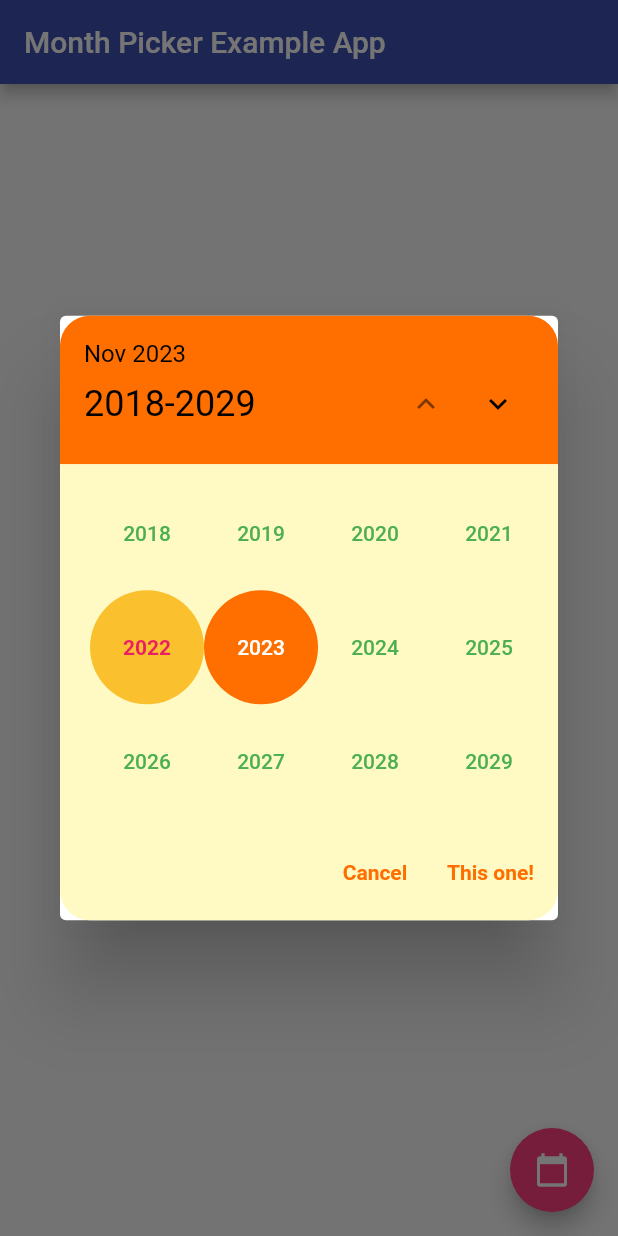
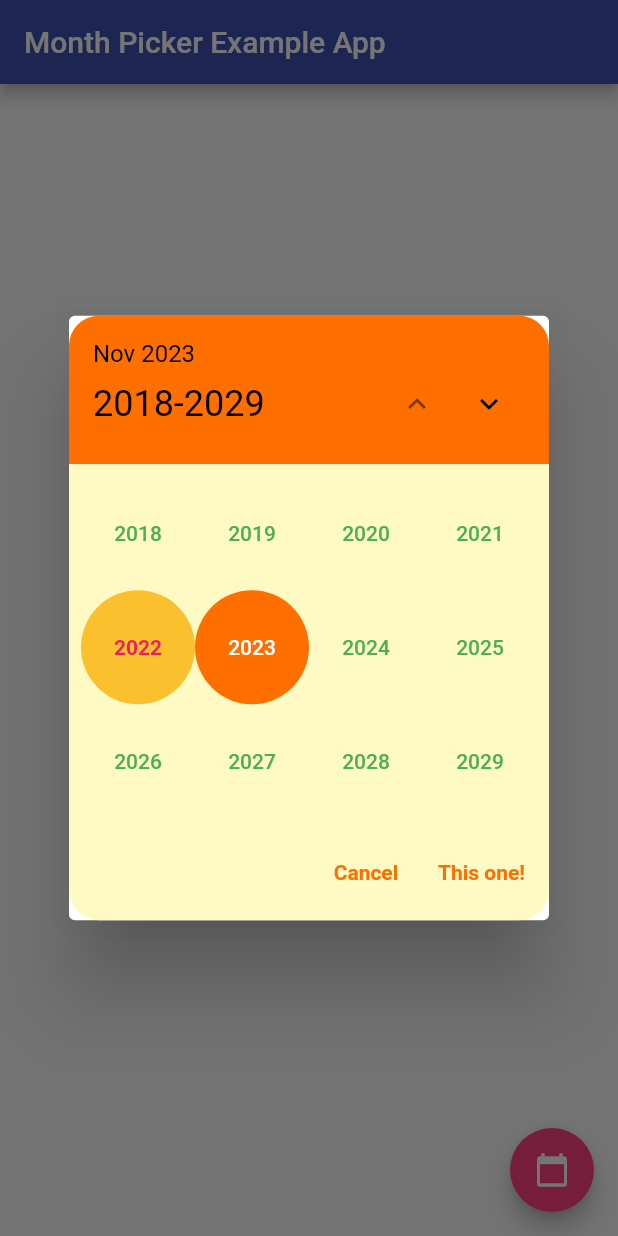
Before and after one commit to Macacoazul01/month_picker_dialog, a Flutter app: the screen it shows after launch, after a tap on the "calendar today" icon, on a phone screen of 412 x 824 dp. Run offline on Flutter 3.47's test engine with Material 2 defaults, Android fonts, the phone set to English and light mode, and no system bars.

Commit message:
Wrap portrait mode dialog in IntrinsicWidth

```diff
--- a/lib/month_picker_dialog.dart
+++ b/lib/month_picker_dialog.dart
@@ -227,9 +227,11 @@ class _MonthPickerDialogState extends State<_MonthPickerDialog> {
         child: Builder(
           builder: (BuildContext context) {
             if (portrait) {
-              return Column(
-                mainAxisSize: MainAxisSize.min,
-                children: <Widget>[header, content],
+              return IntrinsicWidth(
+                child: Column(
+                  mainAxisSize: MainAxisSize.min,
+                  children: <Widget>[header, content],
+                ),
               );
             }
             return IntrinsicHeight(
```
